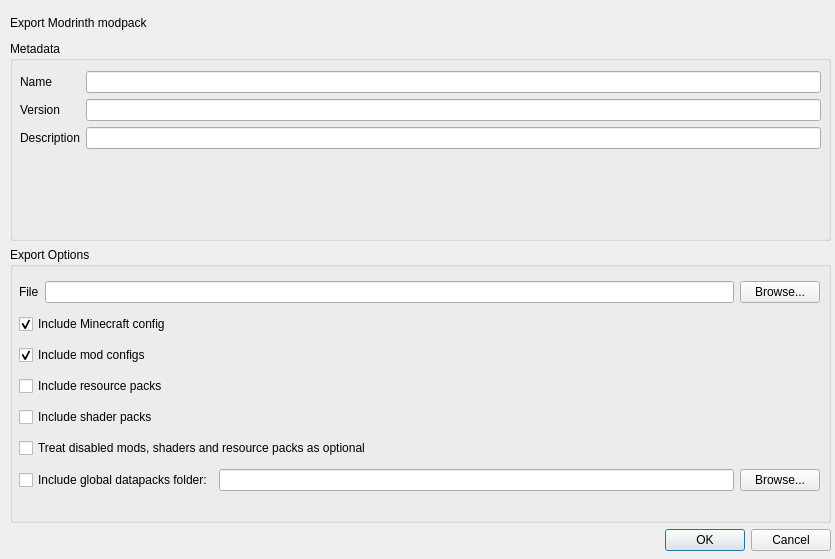
First picture: the form in launcher/ui/dialogs/ModrinthExportDialog.ui, repository VorwerkUa2/WerkLauncher, before the edit.
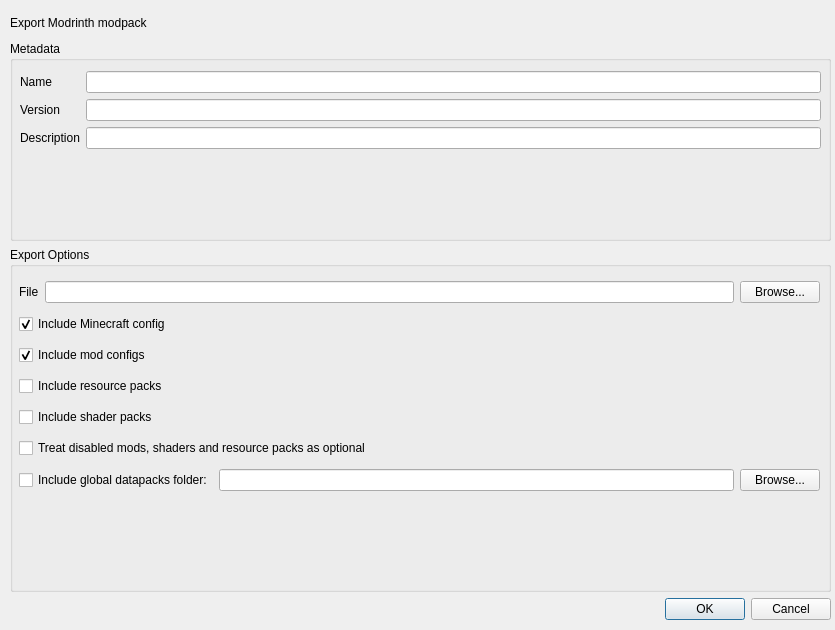
Second picture: the form after the edit.

Commit message: Fix UI layout and translation for Export Dialog, remove duplicate Mods tab, fix update checking for Resource/Shader packs

Patch:
```diff
--- a/launcher/ui/dialogs/ModrinthExportDialog.ui
+++ b/launcher/ui/dialogs/ModrinthExportDialog.ui
@@ -7,7 +7,7 @@
     <x>0</x>
     <y>0</y>
     <width>835</width>
-    <height>559</height>
+    <height>630</height>
    </rect>
   </property>
   <property name="sizePolicy">
@@ -25,7 +25,7 @@
      <x>10</x>
      <y>10</y>
      <width>821</width>
-     <height>541</height>
+     <height>610</height>
     </rect>
    </property>
    <layout class="QVBoxLayout" name="mainLayout">
```
The commit also changes 3 other files.
